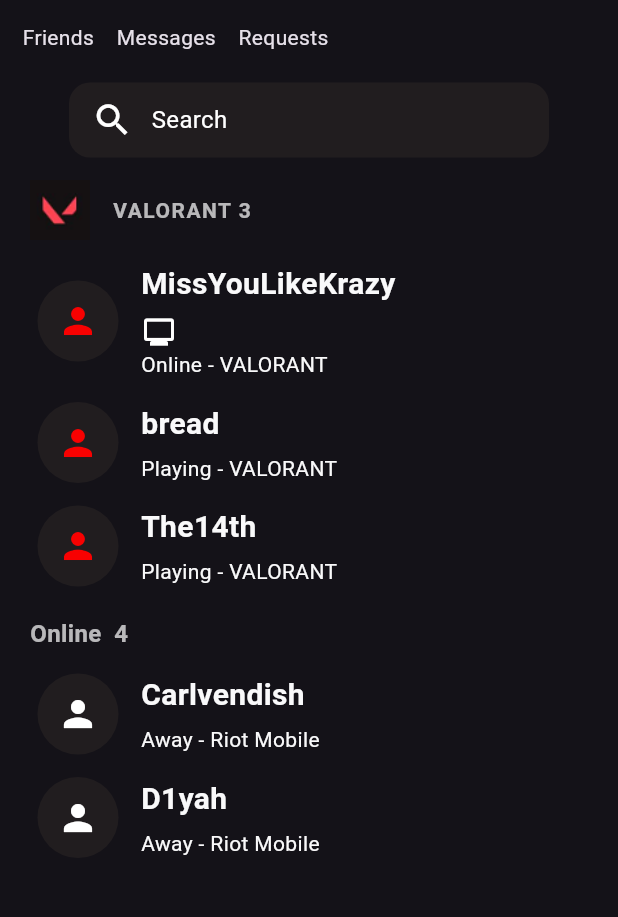
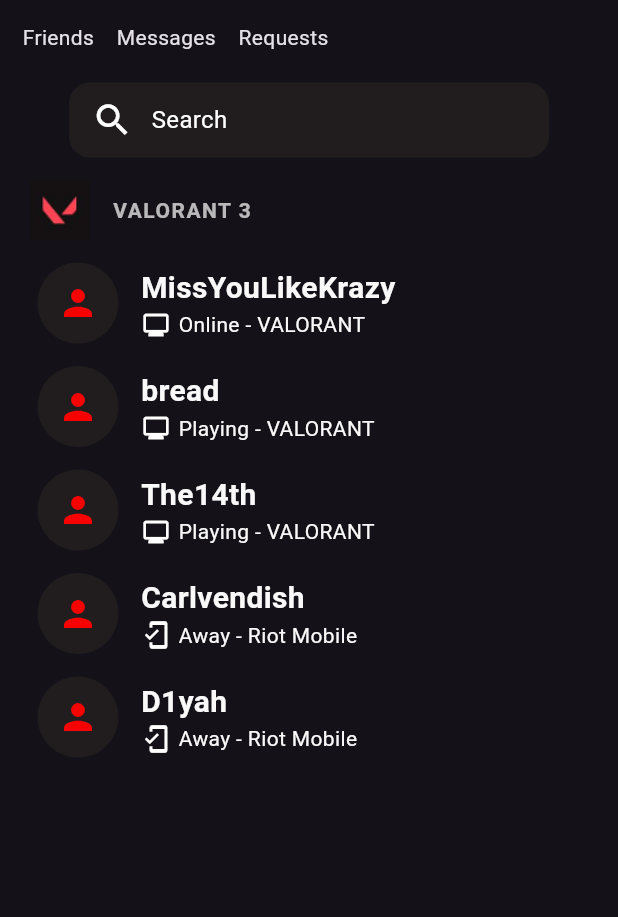
Before and after one commit to leilabangoy22/IT314AB_BANGOY, a Flutter app: the screen it shows after launch, on a phone screen of 412 x 824 dp, the part 84-1001 px from its top. Run offline on Flutter 3.47's test engine with Material 3 defaults, Android fonts, the phone set to English and light mode, and no system bars.

Commit message:
Feat: Added Midterm Exam

```diff
--- a/exam_2/exam_2/lib/main.dart
+++ b/exam_2/exam_2/lib/main.dart
@@ -1,20 +1,52 @@
 import 'package:flutter/material.dart';
 
+class Player {
+  String? name;
+  String? status;
+  bool isOnline;
+  bool isMobile;
+
+  Player({
+    this.name,
+    this.status,
+    this.isOnline = false,
+    this.isMobile = false,
+  });
+}
+
 class Players {
-  String? name = "MissYouLikeKrazy";
-  String? status = "Online - VALORANT";
-
-  String? name1 = "bread";
-  String? status1 = "Playing - VALORANT";
-
-  String? name2 = "The14th";
-  String? status2 = "Playing - VALORANT";
-
-  String? online = "Carlvendish";
-  String? status3 = "Away - Riot Mobile";
-
-  String? online2 = "D1yah";
-  String? status4 = "Away - Riot Mobile";
+  List<Player> players = [
+    Player(
+      name: "MissYouLikeKrazy",
+      status: "Online - VALORANT",
+      isOnline: true,
+      isMobile: false,
+    ),
+    Player(
+      name: "bread",
+      status: "Playing - VALORANT",
+      isOnline: true,
+      isMobile: false,
+    ),
+    Player(
+      name: "The14th",
+      status: "Playing - VALORANT",
+      isOnline: true,
+      isMobile: false,
+    ),
+    Player(
+      name: "Carlvendish",
+      status: "Away - Riot Mobile",
+      isOnline: false,
+      isMobile: true,
+    ),
+    Player(
+      name: "D1yah",
+      status: "Away - Riot Mobile",
+      isOnline: false,
+      isMobile: true,
+    ),
+  ];
 }
 
 void main() {
@@ -73,7 +105,6 @@
                 color: const Color(0xFF211D1F),
                 borderRadius: BorderRadius.circular(14),
               ),
-
               child: const Row(
                 children: [
                   SizedBox(width: 15),
@@ -113,9 +144,29 @@
 
             const SizedBox(height: 15),
 
-            Row(
+            Expanded(
+              child: ListView.builder(
+                itemCount: player.players.length,
+                itemBuilder: (context, index) {
+                  Player currentPlayer = player.players[index];
+
+                  return GestureDetector(
+                    onTap: () {
+                      Navigator.push(
+                        context,
+                        MaterialPageRoute(
+                          builder: (context) {
+                            return ChatRoom(player: currentPlayer);
+                          },
+                        ),
+                      );
+                    },
+                    child: Padding(
+                      padding: const EdgeInsets.only(bottom: 15),
+                      child: Row(
                         children: [
                           const SizedBox(width: 25),
+
                           const CircleAvatar(
                             radius: 27,
                             backgroundColor: Color(0xFF211D1F),
@@ -125,190 +176,35 @@
                               size: 28,
                             ),
                           ),
+
                           const SizedBox(width: 15),
+
                           Column(
                             crossAxisAlignment: CrossAxisAlignment.start,
                             children: [
                               Text(
-                      player.name ?? "Unknown",
+                                currentPlayer.name ?? "Unknown User",
                                 style: const TextStyle(
                                   fontSize: 20,
                                   fontWeight: FontWeight.bold,
                                   color: Color.fromARGB(255, 249, 249, 250),
                                 ),
                               ),
-                    const SizedBox(height: 5),
-
-                    Icon(Icons.monitor),
-
-                    Text(
-                      player.status ?? "Unknown",
-                      style: const TextStyle(
-                        fontSize: 14,
-                        color: Color.fromARGB(255, 249, 249, 250),
-                      ),
-                    ),
-                  ],
-                ),
-              ],
-            ),
-
-            const SizedBox(height: 15),
 
                               Row(
                                 children: [
-                const SizedBox(width: 25),
-                const CircleAvatar(
-                  radius: 27,
-                  backgroundColor: Color(0xFF211D1F),
-                  child: Icon(
-                    Icons.person,
-                    color: Color.fromARGB(255, 248, 1, 1),
-                    size: 28,
+                                  Icon(
+                                    currentPlayer.isMobile
+                                        ? Icons.mobile_friendly
+                                        : Icons.monitor,
+                                    size: 20,
                                   ),
-                ),
-                const SizedBox(width: 15),
-                Column(
-                  crossAxisAlignment: CrossAxisAlignment.start,
-                  children: [
-                    Text(
-                      player.name1 ?? "Unknown",
-                      style: const TextStyle(
-                        fontSize: 20,
-                        fontWeight: FontWeight.bold,
-                        color: Color.fromARGB(255, 249, 249, 250),
-                      ),
-                    ),
-                    const SizedBox(height: 5),
+
+                                  const SizedBox(width: 5),
 
                                   Text(
-                      player.status1 ?? "Unknown",
-                      style: const TextStyle(
-                        fontSize: 14,
-                        color: Color.fromARGB(255, 249, 249, 250),
-                      ),
-                    ),
-                  ],
-                ),
-              ],
-            ),
-
-            const SizedBox(height: 15),
-
-            Row(
-              children: [
-                const SizedBox(width: 25),
-                const CircleAvatar(
-                  radius: 27,
-                  backgroundColor: Color(0xFF211D1F),
-                  child: Icon(
-                    Icons.person,
-                    color: Color.fromARGB(255, 248, 1, 1),
-                    size: 28,
-                  ),
-                ),
-                const SizedBox(width: 15),
-                Column(
-                  crossAxisAlignment: CrossAxisAlignment.start,
-                  children: [
-                    Text(
-                      player.name2 ?? "Unknown",
-                      style: const TextStyle(
-                        fontSize: 20,
-                        fontWeight: FontWeight.bold,
-                        color: Color.fromARGB(255, 249, 249, 250),
-                      ),
-                    ),
-                    const SizedBox(height: 5),
-
-                    Text(
-                      player.status2 ?? "Unknown",
-                      style: const TextStyle(
-                        fontSize: 14,
-                        color: Color.fromARGB(255, 249, 249, 250),
-                      ),
-                    ),
-                  ],
-                ),
-              ],
-            ),
-
-            const SizedBox(height: 20),
-
-            Row(
-              children: [
-                const SizedBox(width: 20),
-                const Text(
-                  'Online  4',
-                  style: TextStyle(
-                    color: Colors.white70,
-                    fontSize: 16,
-                    fontWeight: FontWeight.bold,
-                  ),
-                ),
-              ],
-            ),
-
-            const SizedBox(height: 15),
-
-            Row(
-              children: [
-                const SizedBox(width: 25),
-                const CircleAvatar(
-                  radius: 27,
-                  backgroundColor: Color(0xFF211D1F),
-                  child: Icon(Icons.person, color: Colors.white, size: 28),
-                ),
-                const SizedBox(width: 15),
-                Column(
-                  crossAxisAlignment: CrossAxisAlignment.start,
-                  children: [
-                    Text(
-                      player.online ?? "Unknown",
-                      style: const TextStyle(
-                        fontSize: 20,
-                        fontWeight: FontWeight.bold,
-                        color: Color.fromARGB(255, 249, 249, 250),
-                      ),
-                    ),
-                    const SizedBox(height: 5),
-                    Text(
-                      player.status3 ?? "Unknown",
-                      style: const TextStyle(
-                        fontSize: 14,
-                        color: Color.fromARGB(255, 249, 249, 250),
-                      ),
-                    ),
-                  ],
-                ),
-              ],
-            ),
-
-            const SizedBox(height: 15),
-
-            Row(
-              children: [
-                const SizedBox(width: 25),
-                const CircleAvatar(
-                  radius: 27,
-                  backgroundColor: Color(0xFF211D1F),
-                  child: Icon(Icons.person, color: Colors.white, size: 28),
-                ),
-                const SizedBox(width: 15),
-                Column(
-                  crossAxisAlignment: CrossAxisAlignment.start,
-                  children: [
-                    Text(
-                      player.online2 ?? "Unknown",
-                      style: const TextStyle(
-                        fontSize: 20,
-                        fontWeight: FontWeight.bold,
-                        color: Color.fromARGB(255, 249, 249, 250),
-                      ),
-                    ),
-                    const SizedBox(height: 5),
-                    Text(
-                      player.status4 ?? "Unknown",
+                                    currentPlayer.status ??
+                                        "No status available.",
                                     style: const TextStyle(
                                       fontSize: 14,
                                       color: Color.fromARGB(255, 249, 249, 250),
@@ -322,5 +218,76 @@
                       ),
                     ),
                   );
+                },
+              ),
+            ),
+          ],
+        ),
+      ),
+    );
   }
 }
+
+class ChatRoom extends StatefulWidget {
+  final Player player;
+
+  const ChatRoom({super.key, required this.player});
+
+  @override
+  State<ChatRoom> createState() => _ChatRoomState();
+}
+
+class _ChatRoomState extends State<ChatRoom> {
+  final TextEditingController messageController = TextEditingController();
+
+  @override
+  Widget build(BuildContext context) {
+    return Scaffold(
+      backgroundColor: Colors.black,
+
+      appBar: AppBar(
+        backgroundColor: const Color(0xFF090909),
+
+        title: Row(
+          children: [
+            const CircleAvatar(
+              radius: 20,
+              backgroundColor: Color(0xFF211D1F),
+              child: Icon(
+                Icons.person,
+                color: Color.fromARGB(255, 248, 1, 1),
+                size: 22,
+              ),
+            ),
+
+            const SizedBox(width: 10),
+
+            Column(
+              crossAxisAlignment: CrossAxisAlignment.start,
+              children: [
+                Text(
+                  widget.player.name ?? "Unknown User",
+                  style: const TextStyle(
+                    fontSize: 16,
+                    fontWeight: FontWeight.bold,
+                  ),
+                ),
+
+                Text(
+                  widget.player.status ?? "No status available.",
+                  style: const TextStyle(fontSize: 12, color: Colors.white70),
+                ),
+              ],
+            ),
+          ],
+        ),
+      ),
+    );
+  }
+
+  @override
+  void dispose() {
+    messageController.dispose();
+    super.dispose();
+  }
+}
```
Also changed, not shown: 1 other file. Lines whose indentation alone changed are shown as unchanged.
